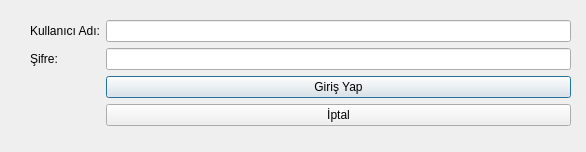
Qt form IBRAHIM/ilk.ui (vektorelpython24proje/MasaustuProje) before a commit.
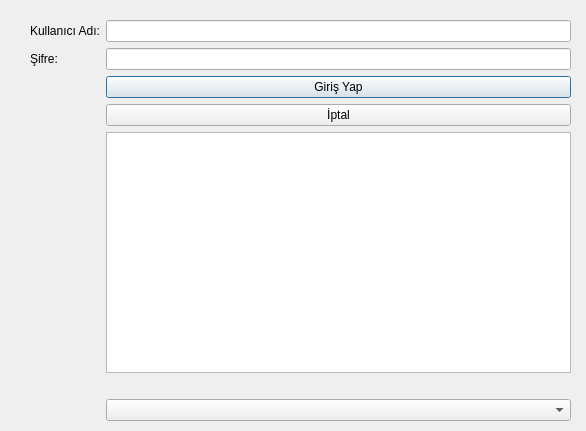
The same form after that commit.

```diff
--- a/IBRAHIM/ilk.ui
+++ b/IBRAHIM/ilk.ui
@@ -7,7 +7,7 @@
     <x>0</x>
     <y>0</y>
     <width>586</width>
-    <height>152</height>
+    <height>431</height>
    </rect>
   </property>
   <property name="windowTitle">
@@ -19,12 +19,12 @@
      <x>30</x>
      <y>20</y>
      <width>541</width>
-     <height>111</height>
+     <height>401</height>
     </rect>
    </property>
    <layout class="QFormLayout" name="formLayout">
     <item row="0" column="0">
-     <widget class="QLabel" name="label">
+     <widget class="QLabel" name="l1">
       <property name="text">
        <string>Kullanıcı Adı:</string>
       </property>
@@ -33,6 +33,13 @@
     <item row="0" column="1">
      <widget class="QLineEdit" name="txtUsername"/>
     </item>
+    <item row="2" column="0">
+     <widget class="QLabel" name="l2">
+      <property name="text">
+       <string>Şifre:</string>
+      </property>
+     </widget>
+    </item>
     <item row="2" column="1">
      <widget class="QLineEdit" name="txtPass">
       <property name="echoMode">
@@ -54,13 +61,19 @@
       </property>
      </widget>
     </item>
-    <item row="2" column="0">
-     <widget class="QLabel" name="label_2">
+    <item row="6" column="1">
+     <widget class="QTableWidget" name="table"/>
+    </item>
+    <item row="8" column="1">
+     <widget class="QLabel" name="l3">
       <property name="text">
-       <string>Şifre:</string>
+       <string/>
       </property>
      </widget>
     </item>
+    <item row="9" column="1">
+     <widget class="QComboBox" name="cmb"/>
+    </item>
    </layout>
   </widget>
  </widget>
```
